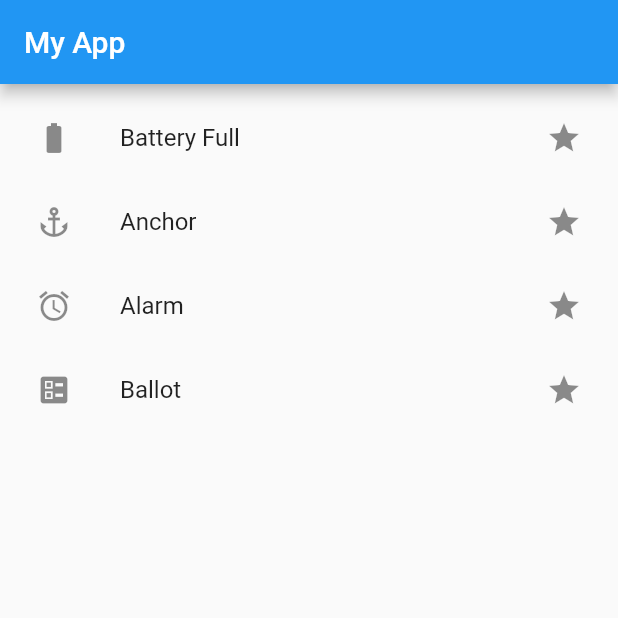
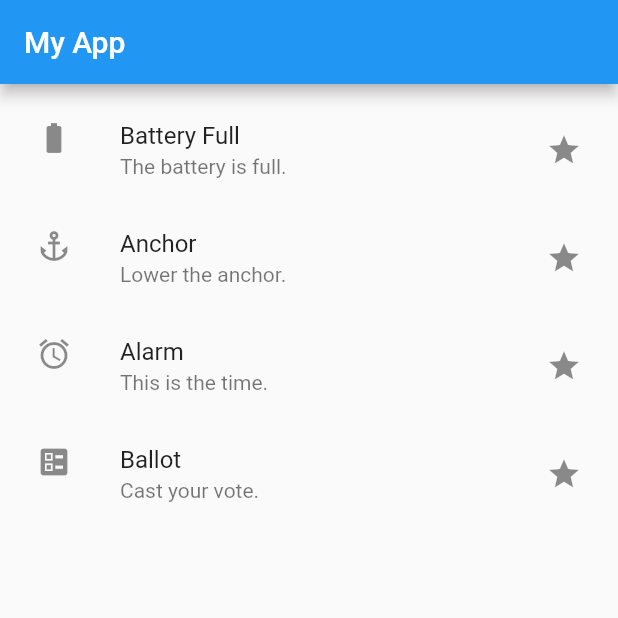
Before and after one commit to ShahedMohammadHridoy/flutter-listview, a Flutter app: the screen it shows after launch, on a phone screen of 412 x 824 dp, the top half of it. Run offline on Flutter 3.47's test engine with Material 2 defaults, Android fonts, the phone set to English and light mode, and no system bars.

Commit message:
trailing & subtitle

```diff
--- a/lib/main.dart
+++ b/lib/main.dart
@@ -36,18 +36,22 @@ class ListViewHome extends StatelessWidget {
       children: const <Widget>[
         ListTile(
             title: Text("Battery Full"),
+            subtitle: Text("The battery is full."),
             leading: Icon(Icons.battery_full),
             trailing: Icon(Icons.star)),
         ListTile(
             title: Text("Anchor"),
+            subtitle: Text("Lower the anchor."),
             leading: Icon(Icons.anchor),
             trailing: Icon(Icons.star)),
         ListTile(
             title: Text("Alarm"),
+            subtitle: Text("This is the time."),
             leading: Icon(Icons.access_alarm),
             trailing: Icon(Icons.star)),
         ListTile(
             title: Text("Ballot"),
+            subtitle: Text("Cast your vote."),
             leading: Icon(Icons.ballot),
             trailing: Icon(Icons.star))
       ],
```
